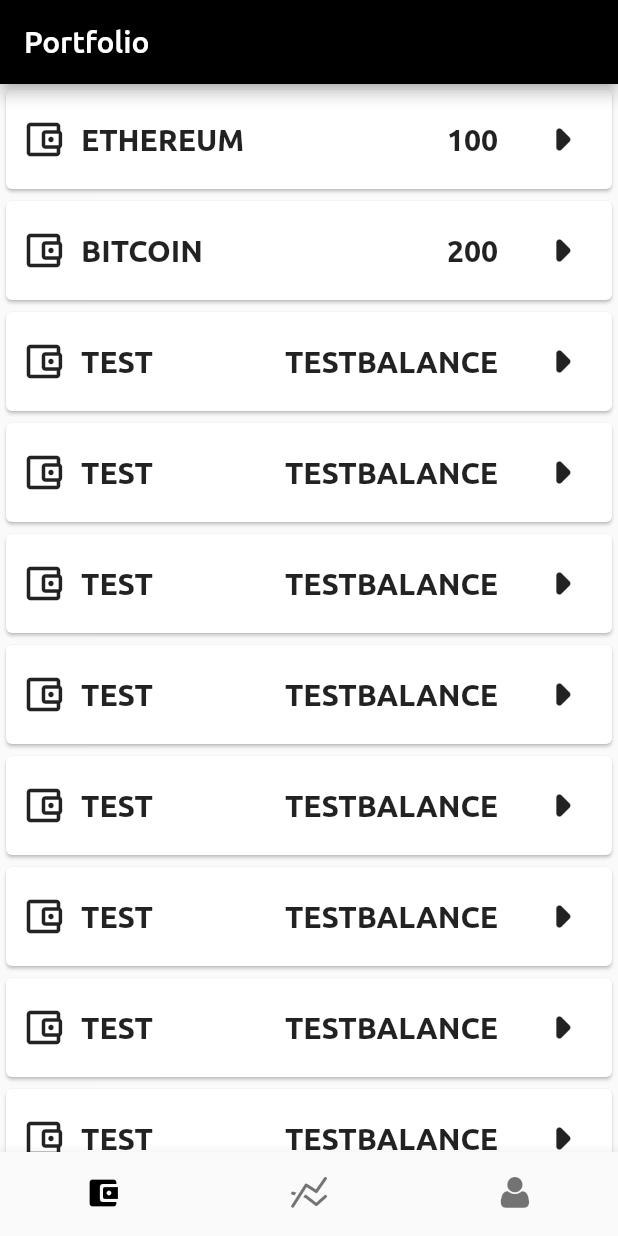
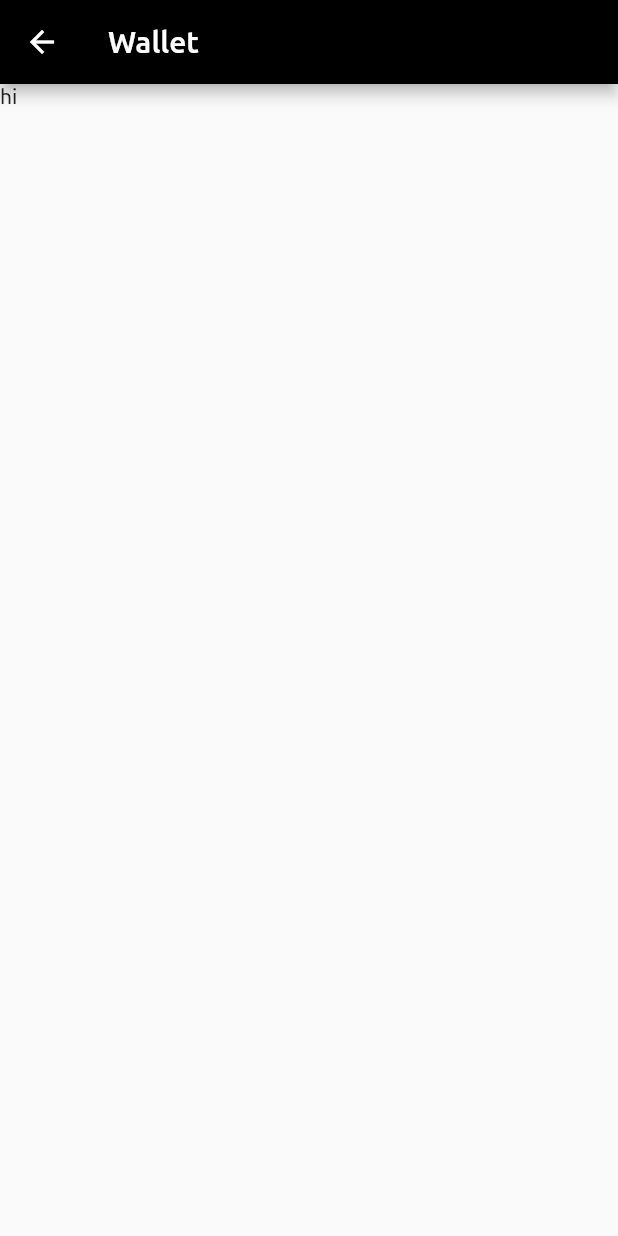
Before and after one commit to ruszabarov/capstone, a Flutter app: the screen it shows after launch, after a tap on the "arrow right" icon, on a phone screen of 412 x 824 dp. Run offline on Flutter 3.47's test engine with Material 2 defaults, Android fonts, the phone set to English and light mode, and no system bars; project files that could hold a hidden picture were left out.

Commit message:
Wallet Card template

```diff
--- a/mobile/wallet/lib/screens/home/home.dart
+++ b/mobile/wallet/lib/screens/home/home.dart
@@ -15,8 +15,7 @@ class Home extends StatelessWidget {
               shrinkWrap: true,
               itemCount: cryptoWallets.length,
               itemBuilder: (BuildContext ctxt, int index) {
-                return new WalletCard(cryptoWallets[index].name,
-                    cryptoWallets[index].balance, cryptoWallets[index].icon);
+                return new WalletCard(cryptoWallets[index]);
               }),
         )
       ],
--- a/mobile/wallet/lib/screens/home/test_data.dart
+++ b/mobile/wallet/lib/screens/home/test_data.dart
@@ -8,14 +8,6 @@ class CryptoWallet {
   final IconData icon;
 
   CryptoWallet(this.name, this.balance, this.myAdress, this.icon);
-}
-
-class Transaction {
-  final String from;
-  final String to;
-  final String amount;
-
-  Transaction(this.from, this.to, this.amount);
 }
 
 var ethereum =
--- a/mobile/wallet/lib/screens/home/wallet_card.dart
+++ b/mobile/wallet/lib/screens/home/wallet_card.dart
@@ -1,11 +1,10 @@
 import 'package:flutter/material.dart';
+import 'package:wallet/screens/home/test_data.dart';
+import 'package:wallet/screens/home/wallet_info.dart';
 
 class WalletCard extends StatelessWidget {
-  final String title;
-  final String balance;
-  final IconData icon;
-
-  WalletCard(this.title, this.balance, this.icon);
+  final CryptoWallet cryptoWallet;
+  WalletCard(this.cryptoWallet);
 
   @override
   Widget build(BuildContext context) {
@@ -24,7 +23,7 @@ class WalletCard extends StatelessWidget {
                 width: 10,
               ),
               Text(
-                title.toUpperCase(),
+                cryptoWallet.name.toUpperCase(),
                 style: TextStyle(
                   fontWeight: FontWeight.bold,
                   fontSize: 20,
@@ -35,7 +34,7 @@ class WalletCard extends StatelessWidget {
           Row(
             children: [
               Text(
-                balance.toUpperCase(),
+                cryptoWallet.balance.toUpperCase(),
                 style: TextStyle(
                   fontWeight: FontWeight.bold,
                   fontSize: 20,
@@ -43,7 +42,10 @@ class WalletCard extends StatelessWidget {
               ),
               SizedBox(width: 10),
               IconButton(
-                onPressed: () {},
+                onPressed: () {
+                  Navigator.of(context).push(MaterialPageRoute(
+                      builder: (context) => WalletInfoPage(cryptoWallet)));
+                },
                 icon: Icon(Icons.arrow_right_rounded),
                 iconSize: 50,
               ),
--- /dev/null
+++ b/mobile/wallet/lib/screens/home/wallet_info.dart
@@ -0,0 +1,20 @@
+import 'package:flutter/material.dart';
+import 'package:wallet/screens/home/test_data.dart';
+
+class WalletInfoPage extends StatelessWidget {
+  final CryptoWallet cryptoWallet;
+
+  WalletInfoPage(this.cryptoWallet);
+
+  @override
+  Widget build(BuildContext context) {
+    return Scaffold(
+      appBar: AppBar(
+        title: Text("Wallet"),
+      ),
+      body: Column(
+        children: [Text("hi")],
+      ),
+    );
+  }
+}
```
